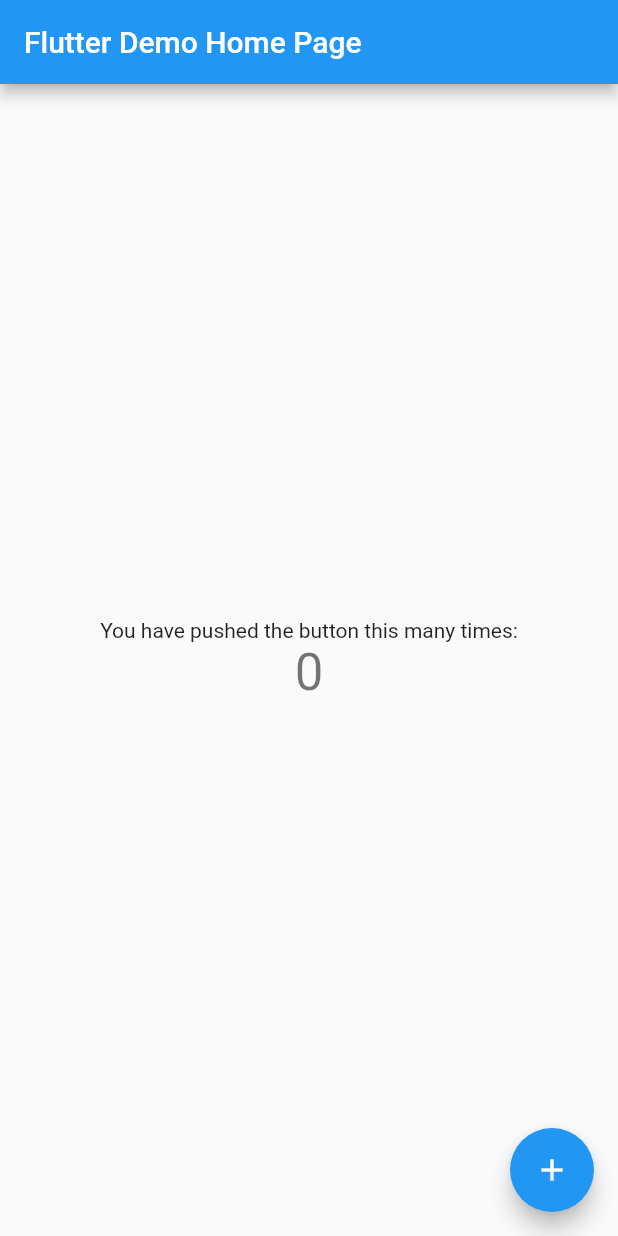
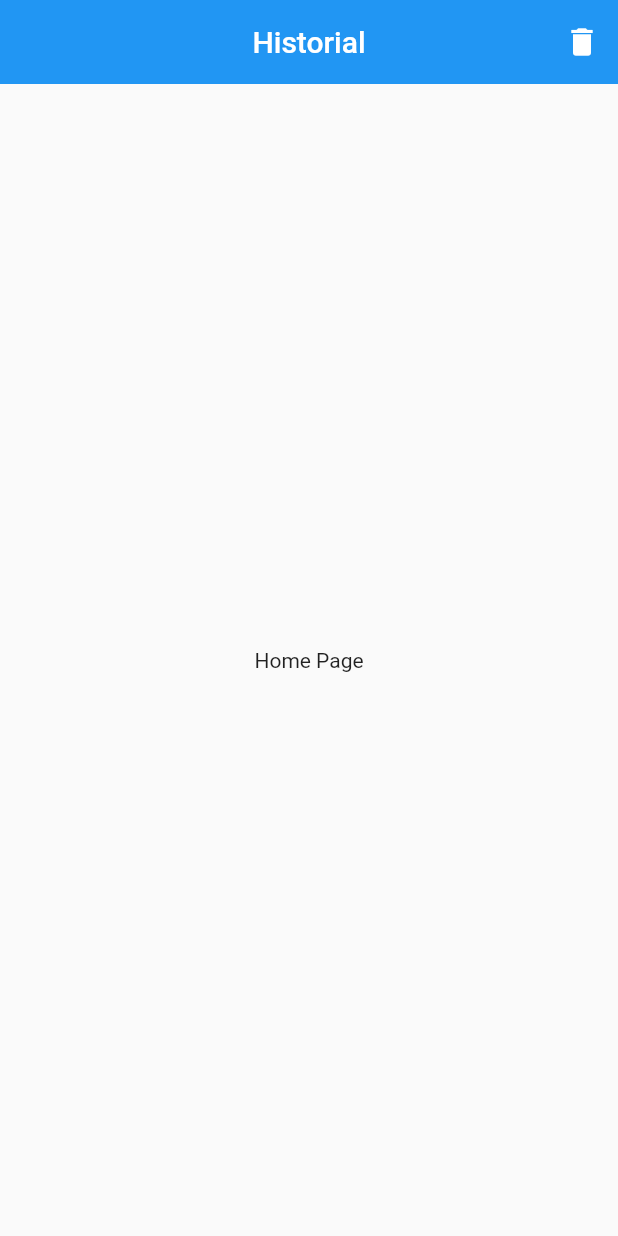
Before and after one commit to LeandroNV/qr_reader, a Flutter app: the screen it shows after launch, on a phone screen of 412 x 824 dp. Run offline on Flutter 3.47's test engine with Material 2 defaults, Android fonts, the phone set to English and light mode, and no system bars.

Commit message:
add home_page and mape_page

```diff
--- a/qr_reader/lib/main.dart
+++ b/qr_reader/lib/main.dart
@@ -1,115 +1,22 @@
 import 'package:flutter/material.dart';
+import 'package:qr_reader/pages/home_page.dart';
+import 'package:qr_reader/pages/mapa_page.dart';
 
-void main() {
-  runApp(const MyApp());
-}
+void main() => runApp(const MyApp());
 
 class MyApp extends StatelessWidget {
   const MyApp({super.key});
 
-  // This widget is the root of your application.
   @override
   Widget build(BuildContext context) {
     return MaterialApp(
-      title: 'Flutter Demo',
-      theme: ThemeData(
-        // This is the theme of your application.
-        //
-        // Try running your application with "flutter run". You'll see the
-        // application has a blue toolbar. Then, without quitting the app, try
-        // changing the primarySwatch below to Colors.green and then invoke
-        // "hot reload" (press "r" in the console where you ran "flutter run",
-        // or simply save your changes to "hot reload" in a Flutter IDE).
-        // Notice that the counter didn't reset back to zero; the application
-        // is not restarted.
-        primarySwatch: Colors.blue,
-      ),
-      home: const MyHomePage(title: 'Flutter Demo Home Page'),
+      debugShowCheckedModeBanner: false,
+      title: 'QR Reader',
+      initialRoute: 'home',
+      routes: {
+        'home': ( _ ) => HomePage(),
+        'mapa': ( _ ) => MapaPage(),
+      },
     );
   }
 }
-
-class MyHomePage extends StatefulWidget {
-  const MyHomePage({super.key, required this.title});
-
-  // This widget is the home page of your application. It is stateful, meaning
-  // that it has a State object (defined below) that contains fields that affect
-  // how it looks.
-
-  // This class is the configuration for the state. It holds the values (in this
-  // case the title) provided by the parent (in this case the App widget) and
-  // used by the build method of the State. Fields in a Widget subclass are
-  // always marked "final".
-
-  final String title;
-
-  @override
-  State<MyHomePage> createState() => _MyHomePageState();
-}
-
-class _MyHomePageState extends State<MyHomePage> {
-  int _counter = 0;
-
-  void _incrementCounter() {
-    setState(() {
-      // This call to setState tells the Flutter framework that something has
-      // changed in this State, which causes it to rerun the build method below
-      // so that the display can reflect the updated values. If we changed
-      // _counter without calling setState(), then the build method would not be
-      // called again, and so nothing would appear to happen.
-      _counter++;
-    });
-  }
-
-  @override
-  Widget build(BuildContext context) {
-    // This method is rerun every time setState is called, for instance as done
-    // by the _incrementCounter method above.
-    //
-    // The Flutter framework has been optimized to make rerunning build methods
-    // fast, so that you can just rebuild anything that needs updating rather
-    // than having to individually change instances of widgets.
-    return Scaffold(
-      appBar: AppBar(
-        // Here we take the value from the MyHomePage object that was created by
-        // the App.build method, and use it to set our appbar title.
-        title: Text(widget.title),
-      ),
-      body: Center(
-        // Center is a layout widget. It takes a single child and positions it
-        // in the middle of the parent.
-        child: Column(
-          // Column is also a layout widget. It takes a list of children and
-          // arranges them vertically. By default, it sizes itself to fit its
-          // children horizontally, and tries to be as tall as its parent.
-          //
-          // Invoke "debug painting" (press "p" in the console, choose the
-          // "Toggle Debug Paint" action from the Flutter Inspector in Android
-          // Studio, or the "Toggle Debug Paint" command in Visual Studio Code)
-          // to see the wireframe for each widget.
-          //
-          // Column has various properties to control how it sizes itself and
-          // how it positions its children. Here we use mainAxisAlignment to
-          // center the children vertically; the main axis here is the vertical
-          // axis because Columns are vertical (the cross axis would be
-          // horizontal).
-          mainAxisAlignment: MainAxisAlignment.center,
-          children: <Widget>[
-            const Text(
-              'You have pushed the button this many times:',
-            ),
-            Text(
-              '$_counter',
-              style: Theme.of(context).textTheme.headlineMedium,
-            ),
-          ],
-        ),
-      ),
-      floatingActionButton: FloatingActionButton(
-        onPressed: _incrementCounter,
-        tooltip: 'Increment',
-        child: const Icon(Icons.add),
-      ), // This trailing comma makes auto-formatting nicer for build methods.
-    );
-  }
-}
--- /dev/null
+++ b/qr_reader/lib/pages/home_page.dart
@@ -0,0 +1,18 @@
+import 'package:flutter/material.dart';
+
+class HomePage extends StatelessWidget {
+  @override
+  Widget build(BuildContext context) {
+    return Scaffold(
+      appBar: AppBar(
+        centerTitle: true,
+        elevation: 0,
+        title: Text('Historial'),
+        actions: [IconButton(onPressed: () {}, icon: Icon(Icons.delete))],
+      ),
+      body: Center(
+        child: Text('Home Page'),
+      ),
+    );
+  }
+}
```
Also changed, not shown: qr_reader/lib/pages/mapa_page.dart (added, +14 -0 lines), qr_reader/lib/widgets/custom_navigatorbar.dart (added, +22 -0 lines).
